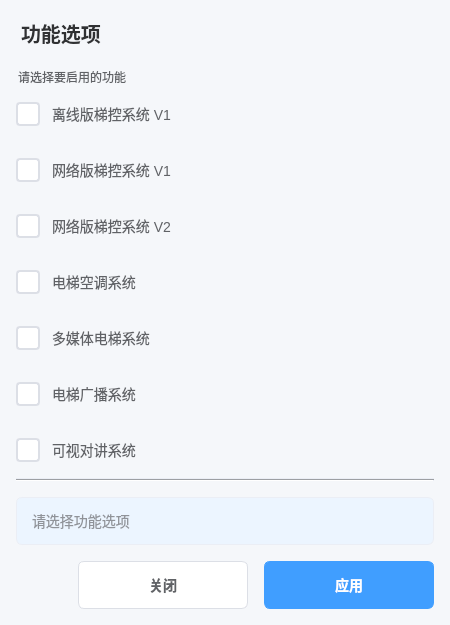
Above: MergedQtApp/components/features/featuresdialog.ui from wf1428/face_media before the change. Below: the same form after it.
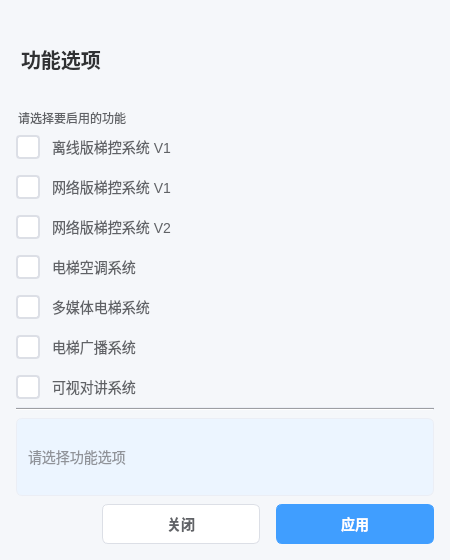
That is the form after the change. Icons and pictures are not drawn.

```diff
--- a/MergedQtApp/components/features/featuresdialog.ui
+++ b/MergedQtApp/components/features/featuresdialog.ui
@@ -7,7 +7,7 @@
     <x>0</x>
     <y>0</y>
     <width>450</width>
-    <height>625</height>
+    <height>560</height>
    </rect>
   </property>
   <property name="windowTitle">
@@ -32,7 +32,7 @@
     color: #303133;
     font-size: 20px;
     font-weight: 600;
-    margin-bottom: 20px;
+    margin-bottom: 10px;
 }
 
 /* 分组框样式 */
@@ -56,7 +56,7 @@
 /* 复选框样式 */
 QCheckBox { 
     spacing: 12px; 
-    margin: 16px 0; 
+    margin: 8px 0; 
     color: #606266; 
     font-size: 14px; 
 }
@@ -84,8 +84,8 @@
 QLabel#statusLabel { 
     color: #909399; 
     font-size: 14px; 
-    margin: 16px 0; 
-    padding: 12px; 
+    margin: 8px 0; 
+    padding: 8px; 
     background-color: #ecf5ff; 
     border: 1px solid #ebeef5; 
     border-radius: 6px;
@@ -93,7 +93,7 @@
 
 /* 按钮样式 */
 QPushButton { 
-    padding: 12px 24px; 
+    padding: 8px 18px; 
     border: 1px solid #dcdfe6; 
     border-radius: 6px; 
     background-color: white; 
@@ -135,7 +135,7 @@
 QFrame#divider { 
     height: 1px; 
     background-color: #ebeef5; 
-    margin: 20px 0;
+    margin: 10px 0;
 }</string>
   </property>
   <property name="modal">
```
Left out of the diff: 16 changed lines with no effect on the pictures.
